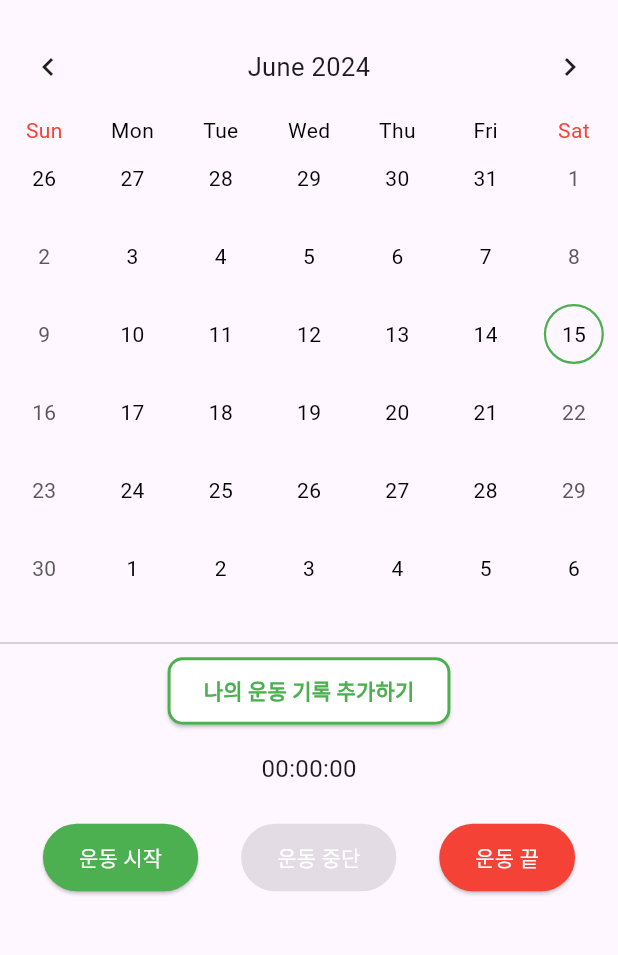
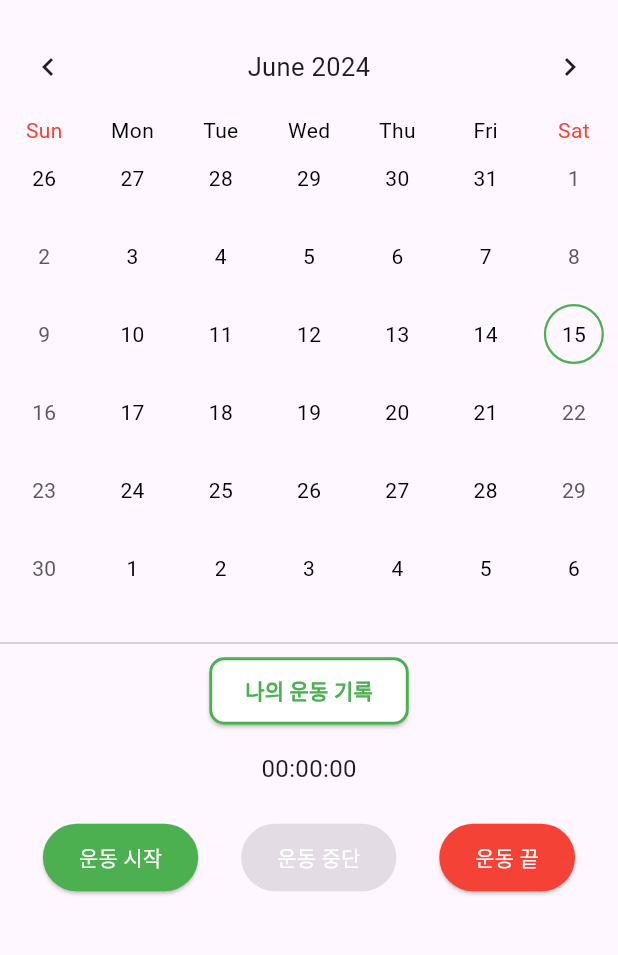
Before and after one commit to KwonYongHoun/Capstone3, a Flutter app: the MyrecordCalendarPage screen opened directly, on a phone screen of 412 x 824 dp, the part 65-1020 px from its top. Run offline on Flutter 3.47's test engine with Material 3 defaults, Android fonts, the light colour scheme and no system bars; drawn by our look-alikes of table_calendar; our stand-ins replace cloud_firestore, firebase_core, font_awesome_flutter, qr_flutter, shared_preferences; missing offline and left inert: flutter_barcode_scanner; accounts and stored records are empty.

Commit message:
재인 마무리

```diff
--- a/lib/Kim/myrecord/myrecord_calendar.dart
+++ b/lib/Kim/myrecord/myrecord_calendar.dart
@@ -298,7 +298,7 @@ class _MyrecordCalendarPageState extends State<MyrecordCalendarPage> {
               ),
             ),
             child: const Text(
-              '나의 운동 기록 추가하기',
+              '나의 운동 기록',
               style: TextStyle(
                 color: Colors.green,
                 fontWeight: FontWeight.bold,
--- a/pubspec.yaml
+++ b/pubspec.yaml
@@ -35,7 +35,7 @@ dependencies:
   sqflite_common_ffi: ^2.0.0
   fl_chart: ^0.35.0
   path_provider: ^2.0.5
-  url_launcher: ^6.0.0
+  url_launcher: ^6.0.17
   flutter_barcode_scanner: ^2.0.0
   video_player: ^2.2.19
   qr_flutter: ^4.0.0
```
Also changed, not shown: lib/Kim/exercise/exercise_guide.dart (+5 -5 lines), pubspec.lock, 2 other files.
